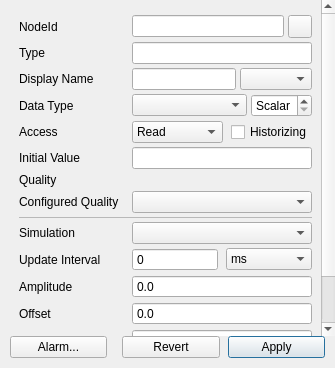
Old version of the form src/ui/widgets/variablepropertieswidget.ui in the repository sanny32/OpenUaSim.
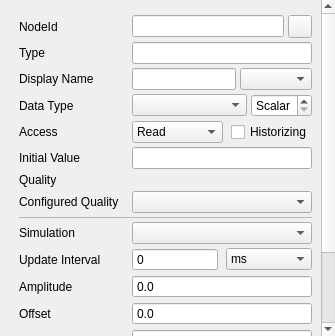
New version of the form. Custom widgets are drawn as their Qt base class.

Diff of the .ui file:
```diff
--- a/src/ui/widgets/variablepropertieswidget.ui
+++ b/src/ui/widgets/variablepropertieswidget.ui
@@ -420,21 +420,17 @@
          </property>
         </spacer>
        </item>
-      </layout>
-     </widget>
-    </widget>
-   </item>
    <item>
     <widget class="QWidget" name="propertiesActions">
      <layout class="QHBoxLayout" name="propertiesButtonsLayout">
       <property name="leftMargin">
-       <number>10</number>
+           <number>0</number>
       </property>
       <property name="topMargin">
        <number>0</number>
       </property>
       <property name="rightMargin">
-       <number>10</number>
+           <number>0</number>
       </property>
       <property name="bottomMargin">
        <number>10</number>
@@ -477,6 +473,10 @@
        </widget>
       </item>
      </layout>
+        </widget>
+       </item>
+      </layout>
+     </widget>
     </widget>
    </item>
   </layout>
```
Lines whose indentation alone changed are shown as unchanged.
